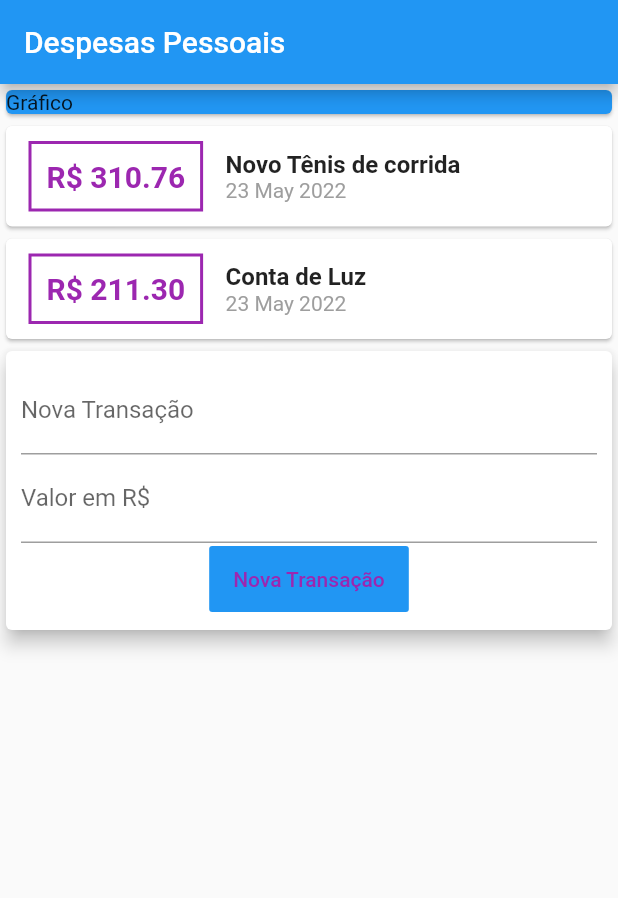
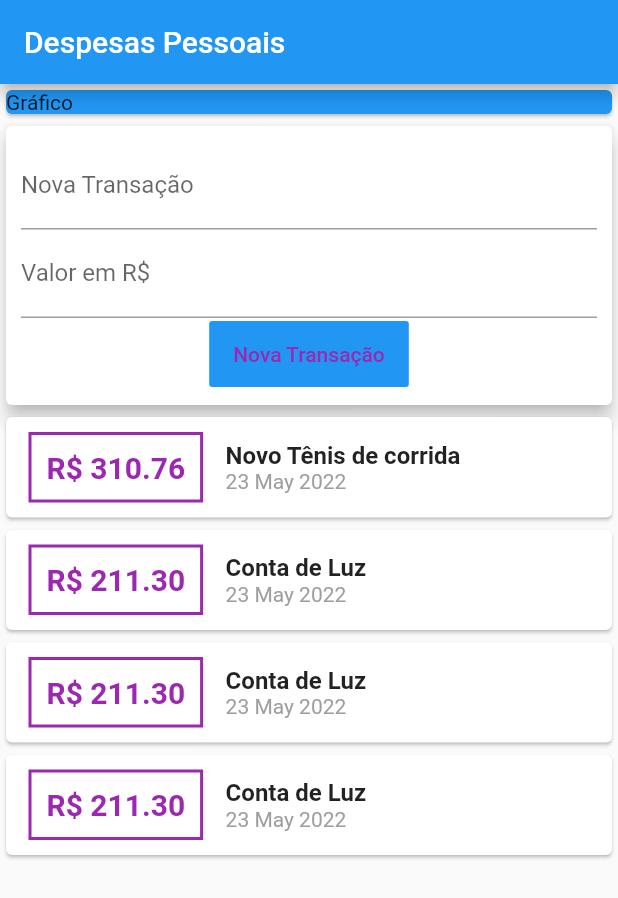
Before and after one commit to Italo-Nogueira/PersonalExpenses-Flutter, a Flutter app: the screen it shows after launch, on a phone screen of 412 x 824 dp. Shown: the top 898 px of the screen. Run offline on Flutter 3.47's test engine with Material 2 defaults, Android fonts, the phone set to English and light mode, and no system bars.

Commit message:
feat(TransactionList): add ListView.builder method

```diff
--- a/lib/components/transaction_list.dart
+++ b/lib/components/transaction_list.dart
@@ -10,8 +10,12 @@ class TransactionList extends StatelessWidget {
 
   @override
   Widget build(BuildContext context) {
-    return Column(
-      children: transactions.map((tx) {
+    return SizedBox(
+      height: 300,
+      child: ListView.builder(
+        itemCount: transactions.length,
+        itemBuilder: (context, index) {
+          final transaction = transactions[index];
           return Card(
             child: Row(
               children: <Widget>[
@@ -28,7 +32,7 @@ class TransactionList extends StatelessWidget {
                   ),
                   padding: const EdgeInsets.all(10),
                   child: Text(
-                  'R\$ ${tx.value.toStringAsFixed(2)}',
+                    'R\$ ${transaction.value.toStringAsFixed(2)}',
                     style: const TextStyle(
                       fontWeight: FontWeight.bold,
                       fontSize: 20,
@@ -40,14 +44,14 @@ class TransactionList extends StatelessWidget {
                   crossAxisAlignment: CrossAxisAlignment.start,
                   children: <Widget>[
                     Text(
-                    tx.title,
+                      transaction.title,
                       style: const TextStyle(
                         fontSize: 16,
                         fontWeight: FontWeight.bold,
                       ),
                     ),
                     Text(
-                    DateFormat('d MMM y').format(tx.date),
+                      DateFormat('d MMM y').format(transaction.date),
                       style: const TextStyle(
                         color: Colors.grey,
                       ),
@@ -57,7 +61,8 @@ class TransactionList extends StatelessWidget {
               ],
             ),
           );
-      }).toList(),
+        },
+      ),
     );
   }
 }
--- a/lib/components/transaction_user.dart
+++ b/lib/components/transaction_user.dart
@@ -27,6 +27,42 @@ class _TransactionUserState extends State<TransactionUser> {
       value: 211.30,
       date: DateTime.now(),
     ),
+    Transaction(
+      id: 't2',
+      title: 'Conta de Luz',
+      value: 211.30,
+      date: DateTime.now(),
+    ),
+    Transaction(
+      id: 't2',
+      title: 'Conta de Luz',
+      value: 211.30,
+      date: DateTime.now(),
+    ),
+    Transaction(
+      id: 't2',
+      title: 'Conta de Luz',
+      value: 211.30,
+      date: DateTime.now(),
+    ),
+    Transaction(
+      id: 't2',
+      title: 'Conta de Luz',
+      value: 211.30,
+      date: DateTime.now(),
+    ),
+    Transaction(
+      id: 't2',
+      title: 'Conta de Luz',
+      value: 211.30,
+      date: DateTime.now(),
+    ),
+    Transaction(
+      id: 't2',
+      title: 'Conta de Luz',
+      value: 211.30,
+      date: DateTime.now(),
+    ),
   ];
 
   _addTransactions(String title, double value) {
@@ -46,8 +82,8 @@ class _TransactionUserState extends State<TransactionUser> {
   Widget build(BuildContext context) {
     return Column(
       children: <Widget>[
+        TransactionForm(onSubmit: _addTransactions),
         TransactionList(transactions: _transactions),
-        TransactionForm(onSubmit: _addTransactions)
       ],
     );
   }
--- a/lib/main.dart
+++ b/lib/main.dart
@@ -21,7 +21,8 @@ class MyHomePage extends StatelessWidget {
       appBar: AppBar(
         title: const Text('Despesas Pessoais'),
       ),
-      body: Column(
+      body: SingleChildScrollView(
+        child: Column(
           crossAxisAlignment: CrossAxisAlignment.stretch,
           children: const <Widget>[
             SizedBox(
@@ -34,6 +35,7 @@ class MyHomePage extends StatelessWidget {
             TransactionUser(),
           ],
         ),
+      ),
     );
   }
 }
```
Lines whose indentation alone changed are shown as unchanged.
